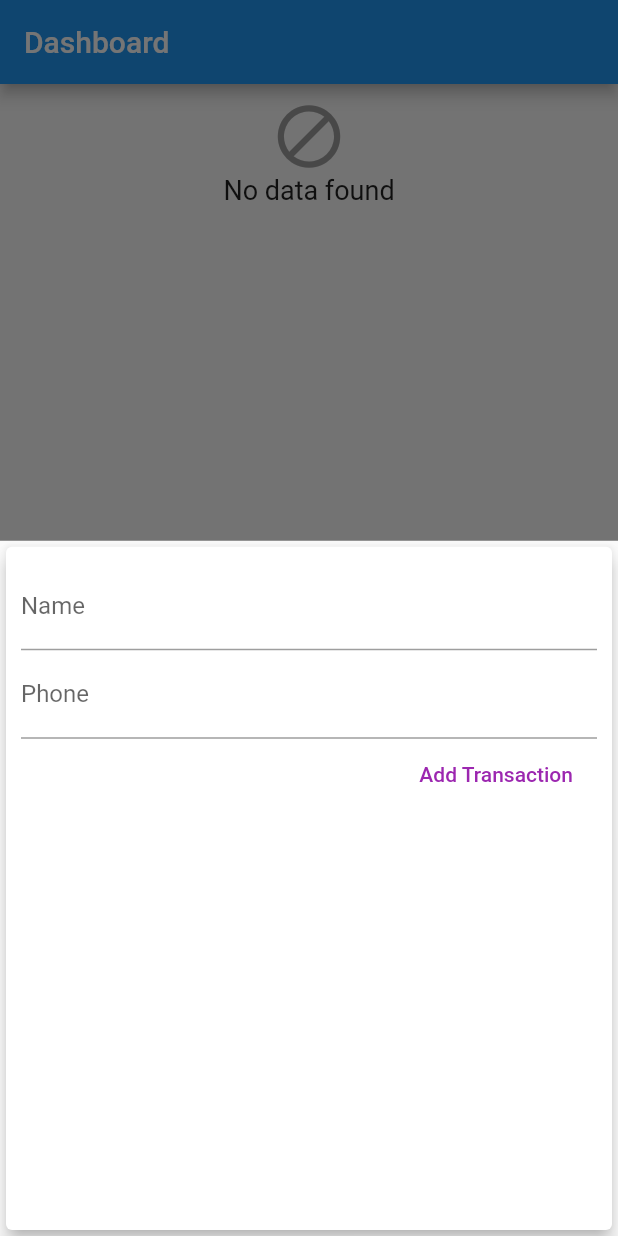
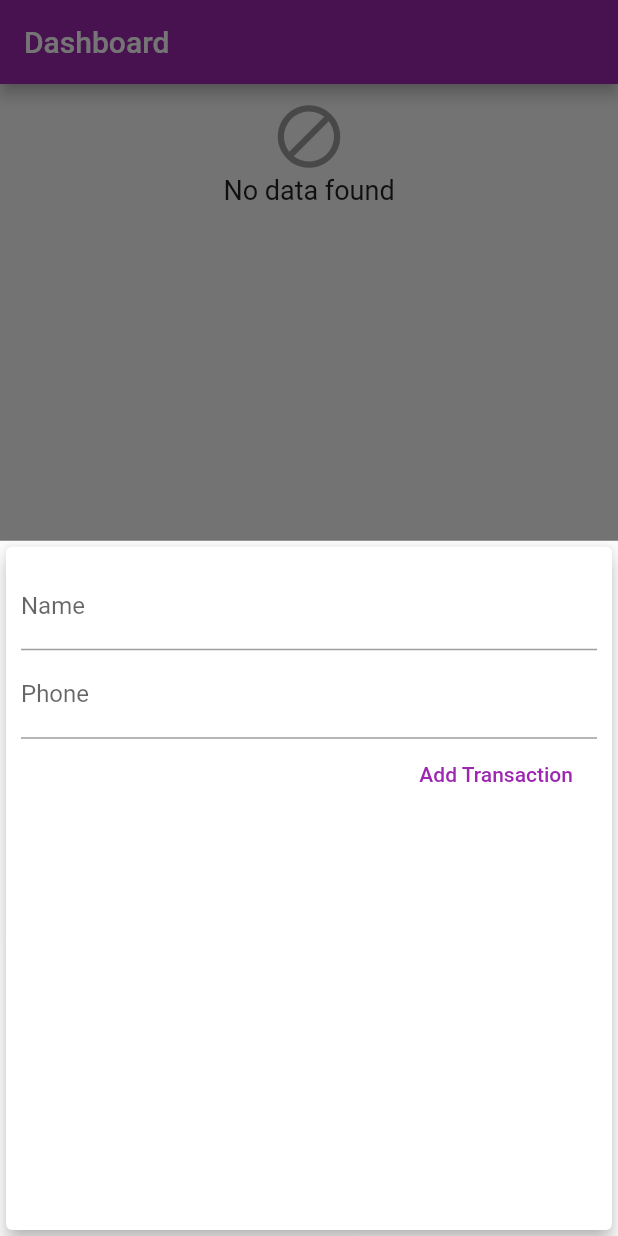
Before and after one commit to vikkyB2/nammakada, a Flutter app: the screen it shows after launch, after a tap on the "add" icon, on a phone screen of 412 x 824 dp. Run offline on Flutter 3.47's test engine with Material 2 defaults, Android fonts, the phone set to English and light mode, and no system bars; our stand-ins replace fluttertoast, shared_preferences, sqflite; accounts and stored records are empty.

Commit message:
added toat and list clicked functionality

```diff
--- a/lib/Plugins/Plugins.dart
+++ b/lib/Plugins/Plugins.dart
@@ -1,6 +1,7 @@
 import '../Utils/constants.dart';
 import './sqlite.dart';
 import './PluginException.dart';
+import './ToastMessage.dart';
 
 class Plugins {
   Plugins._privateConstructor();
@@ -9,16 +10,20 @@ class Plugins {
   Future<Map<String, dynamic>> excecute(Map request) async {
     Map req = request;
     Map<String, dynamic> finalresp = {};
+    List<Map<String, dynamic>> resp = [];
     String reqId = req['reqId'];
     try {
-      print("change" + reqId.toString());
       if (reqId.toString() == SQL) {
         String query = req['query'];
-        List<Map<String, dynamic>> resp =
-            await DatabaseHelper.instance.executeQuery(query);
-            formSuccessResponse(resp);
+        resp = await DatabaseHelper.instance.executeQuery(query);
+      }else if (reqId.toString() == TOAST) {
+        print("toast");
+        String msg = req['msg'];
+        resp = [{"msg":"scss"}];
+        await ToastMessage.instance.showToast(msg);
         print("resp" + resp.toString());
       }
+      finalresp = formSuccessResponse(resp);
     } on PluginException catch (e) {
       print("Plugin exception" + e.errorCode);
       finalresp = formErrorResponse(e.errorCode,e.errorMessage);
--- /dev/null
+++ b/lib/Plugins/ToastMessage.dart
@@ -0,0 +1,20 @@
+import 'package:flutter/material.dart';
+import 'package:fluttertoast/fluttertoast.dart';
+
+class ToastMessage{
+   // make this a singleton class
+  ToastMessage._privateConstructor();
+  static final ToastMessage instance = ToastMessage._privateConstructor();
+
+  showToast(msg){
+    Fluttertoast.showToast(
+        msg: msg,
+        toastLength: Toast.LENGTH_SHORT,
+        gravity: ToastGravity.CENTER,
+        timeInSecForIosWeb: 1,
+        backgroundColor: Colors.white,
+        textColor: Colors.black,
+        fontSize: 16.0
+    );
+  }
+}
--- a/lib/Utils/constants.dart
+++ b/lib/Utils/constants.dart
@@ -1,3 +1,4 @@
 const CNST_DB_NAME = "nammakada";
 const CNST_DB_VERSION = 1;
 const SQL = 'SQL';
+const TOAST = 'TOAST';
--- a/lib/main.dart
+++ b/lib/main.dart
@@ -6,6 +6,7 @@ import './Queries/processQueries.dart';
 import './modules/customermodules/add_customer.dart';
 import './entities/customerEntity.dart';
 import './Utils/constants.dart';
+
 void main() => runApp(MyApp());
 
 class MyApp extends StatelessWidget {
@@ -14,6 +15,10 @@ class MyApp extends StatelessWidget {
     return MaterialApp(
       title: 'Flutter App',
       home: MyHomePage(),
+      theme: ThemeData(
+        primarySwatch: Colors.purple,
+        accentColor: Colors.yellowAccent
+      ),
     );
   }
 }
@@ -45,12 +50,17 @@ class _MyHomePageState extends State<MyHomePage> {
       _customers.add(nwCust);
     });
   }
+
   @override
-  void initState() async{
+  void initState() {
     super.initState();
+    fetchCustomers();
+  }
+
+  fetchCustomers() async {
     ProcessQueries().checktablePresent();
-    Map<String,dynamic> rslt  =  await Plugins.instance.excecute({'reqId':SQL,'query':'SELECT * FROM TB_CUST'});
-
+    Map<String, dynamic> rslt = await Plugins.instance
+        .excecute({'reqId': SQL, 'query': 'SELECT * FROM TB_CUST'});
   }
 
   @override
@@ -58,18 +68,18 @@ class _MyHomePageState extends State<MyHomePage> {
     return Scaffold(
       appBar: AppBar(
         title: Text("Dashboard"),
-        backgroundColor: Colors.blue,
+        backgroundColor: Theme.of(context).primaryColor,
       ),
-      body: Column(
-        children: [
-          Container(height: 250, child: CuatomersList(_customers)),
-        ],
+      body: SingleChildScrollView(
+        child: Column(
+            // mainAxisAlignment: MainAxisAlignment.start,
+            crossAxisAlignment: CrossAxisAlignment.stretch,
+            children: <Widget>[CuatomersList(_customers)]),
       ),
       floatingActionButtonLocation: FloatingActionButtonLocation.centerFloat,
       floatingActionButton: new FloatingActionButton(
           elevation: 0.0,
           child: new Icon(Icons.add),
-          backgroundColor: Colors.blue,
           onPressed: () {
             _startAddNewTransaction(context);
           }),
--- a/lib/modules/customermodules/customers_list.dart
+++ b/lib/modules/customermodules/customers_list.dart
@@ -1,30 +1,44 @@
 import 'package:flutter/material.dart';
 import '../../entities/customerEntity.dart';
+import '../../Plugins/Plugins.dart';
+import '../../Utils/constants.dart';
 
 class CuatomersList extends StatelessWidget {
   final List<Customer> custList;
   CuatomersList(this.custList);
-
-  Widget getCustomersList() {
+  listclicked(i) async{
+    print("Row clicked " + i.toString());
+    await Plugins.instance.excecute({
+      'reqId':TOAST,
+      'msg':'clicked'
+    });
+  }
+  Widget getCustomersList(context) {
     if (custList.length > 0) {
       return Column(
         crossAxisAlignment: CrossAxisAlignment.start,
         children: [
           Container(
-            padding: EdgeInsets.all(10),
+            height: MediaQuery.of(context).size.height * .06,
+            padding: EdgeInsets.all(5),
             child: Text(
               "Customer List",
               style: TextStyle(
-                  color: Colors.blue,
+                  color: Theme.of(context).primaryColor,
                   fontSize: 20,
                   fontWeight: FontWeight.bold),
             ),
           ),
-          ListView.builder(
-            shrinkWrap: true,
+          Container(
+              height: MediaQuery.of(context).size.height * .9,
+              child: ListView.builder(
                 itemBuilder: (ctx, i) {
-              return Card(
-                margin: EdgeInsets.only(top: 1, bottom: 1, left: 10, right: 10),
+                  return GestureDetector(
+                    onTap: (){
+                      listclicked(i);
+                    },
+                      child: Card(
+                            margin:EdgeInsets.only(top: 1, bottom: 1, left: 10, right: 10),
                             child: Row(
                       children: <Widget>[
                         Container(
@@ -34,16 +48,16 @@ class CuatomersList extends StatelessWidget {
                             custList[i].custName.substring(0, 1).toUpperCase(),
                             style: TextStyle(
                                 color: Colors.white,
-                          fontWeight: FontWeight.bold
-                        ),
+                                fontWeight: FontWeight.bold),
                           ),
                           padding: EdgeInsets.all(10),
                           width: 40,
                           decoration: BoxDecoration(
-                          color: Colors.blue,
-                          borderRadius:
-                              new BorderRadius.all(new Radius.circular(50.0)),
-                          border: Border.all(color: Colors.blue)),
+                              color: Theme.of(context).primaryColor,
+                              borderRadius: new BorderRadius.all(
+                                  new Radius.circular(50.0)),
+                              border: Border.all(
+                                  color: Theme.of(context).primaryColor)),
                         ),
                         Container(
                             padding: EdgeInsets.all(10),
@@ -53,7 +67,7 @@ class CuatomersList extends StatelessWidget {
                                 Text(
                                   custList[i].custName,
                                   style: TextStyle(
-                                  color: Colors.blue[300],
+                                      color: Theme.of(context).primaryColor,
                                       fontWeight: FontWeight.bold,
                                       fontSize: 16),
                                 ),
@@ -62,10 +76,10 @@ class CuatomersList extends StatelessWidget {
                             )),
                       ],
                     ),
-              );
+                  ));
                 },
                 itemCount: custList.length,
-          )
+              )),
         ],
       );
     } else {
@@ -93,6 +107,6 @@ class CuatomersList extends StatelessWidget {
 
   @override
   Widget build(BuildContext context) {
-    return getCustomersList();
+    return getCustomersList(context);
   }
 }
--- a/pubspec.yaml
+++ b/pubspec.yaml
@@ -23,6 +23,8 @@ dependencies:
   path_provider: ^1.6.5
   cron: ^0.2.3
   shared_preferences: ^0.5.6+3
+  fluttertoast: ^4.0.0
+
 
 
 
```
Also changed, not shown: pubspec.lock. Lines whose indentation alone changed are shown as unchanged.
